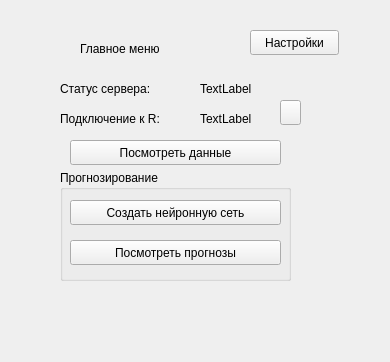
Old version of the form src/widgets/choosemenu.ui in the repository glebmillenium/forecasting-financial-time-series.
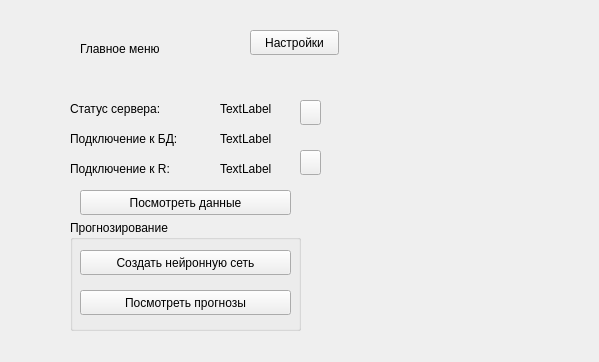
New version of the form.

What changed in the file:
```diff
--- a/src/widgets/choosemenu.ui
+++ b/src/widgets/choosemenu.ui
@@ -6,7 +6,7 @@
    <rect>
     <x>0</x>
     <y>0</y>
-    <width>390</width>
+    <width>599</width>
     <height>362</height>
    </rect>
   </property>
@@ -29,21 +29,21 @@
   <widget class="QLabel" name="label_2">
    <property name="geometry">
     <rect>
-     <x>60</x>
-     <y>80</y>
-     <width>111</width>
+     <x>70</x>
+     <y>130</y>
+     <width>141</width>
      <height>17</height>
     </rect>
    </property>
    <property name="text">
-    <string>Статус сервера:</string>
+    <string>Подключение к БД:</string>
    </property>
   </widget>
   <widget class="QLabel" name="label_3">
    <property name="geometry">
     <rect>
-     <x>60</x>
-     <y>110</y>
+     <x>70</x>
+     <y>160</y>
      <width>131</width>
      <height>17</height>
     </rect>
@@ -52,11 +52,11 @@
     <string>Подключение к R:</string>
    </property>
   </widget>
-  <widget class="QLabel" name="statusServer">
+  <widget class="QLabel" name="statusDB">
    <property name="geometry">
     <rect>
-     <x>200</x>
-     <y>80</y>
+     <x>220</x>
+     <y>130</y>
      <width>67</width>
      <height>17</height>
     </rect>
@@ -68,8 +68,8 @@
   <widget class="QLabel" name="statusR">
    <property name="geometry">
     <rect>
-     <x>200</x>
-     <y>110</y>
+     <x>220</x>
+     <y>160</y>
      <width>67</width>
      <height>17</height>
     </rect>
@@ -81,8 +81,8 @@
   <widget class="QPushButton" name="viewData">
    <property name="geometry">
     <rect>
-     <x>70</x>
-     <y>140</y>
+     <x>80</x>
+     <y>190</y>
      <width>211</width>
      <height>25</height>
     </rect>
@@ -107,8 +107,8 @@
   <widget class="QGroupBox" name="groupBox">
    <property name="geometry">
     <rect>
-     <x>60</x>
-     <y>170</y>
+     <x>70</x>
+     <y>220</y>
      <width>231</width>
      <height>111</height>
     </rect>
@@ -149,7 +149,49 @@
    </property>
    <property name="geometry">
     <rect>
-     <x>280</x>
+     <x>300</x>
+     <y>150</y>
+     <width>21</width>
+     <height>25</height>
+    </rect>
+   </property>
+   <property name="text">
+    <string/>
+   </property>
+  </widget>
+  <widget class="QLabel" name="label_4">
+   <property name="geometry">
+    <rect>
+     <x>70</x>
+     <y>100</y>
+     <width>131</width>
+     <height>17</height>
+    </rect>
+   </property>
+   <property name="text">
+    <string>Статус сервера:</string>
+   </property>
+  </widget>
+  <widget class="QLabel" name="statusServer">
+   <property name="geometry">
+    <rect>
+     <x>220</x>
+     <y>100</y>
+     <width>67</width>
+     <height>17</height>
+    </rect>
+   </property>
+   <property name="text">
+    <string>TextLabel</string>
+   </property>
+  </widget>
+  <widget class="QPushButton" name="retrySocket">
+   <property name="enabled">
+    <bool>true</bool>
+   </property>
+   <property name="geometry">
+    <rect>
+     <x>300</x>
      <y>100</y>
      <width>21</width>
      <height>25</height>
```
